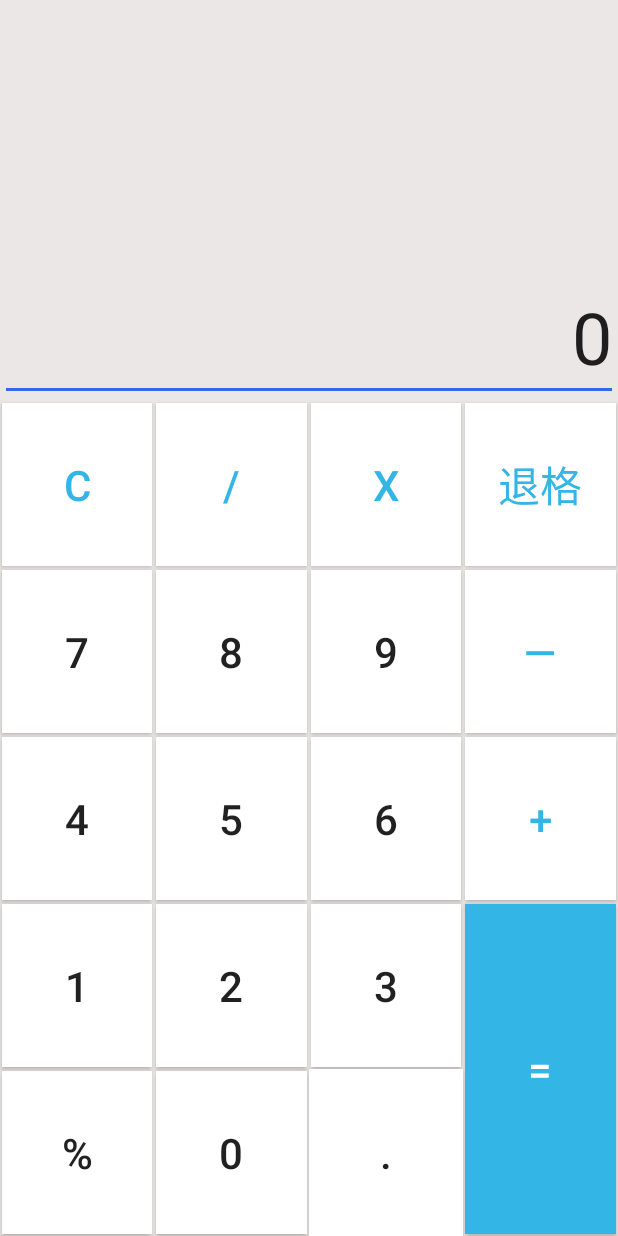
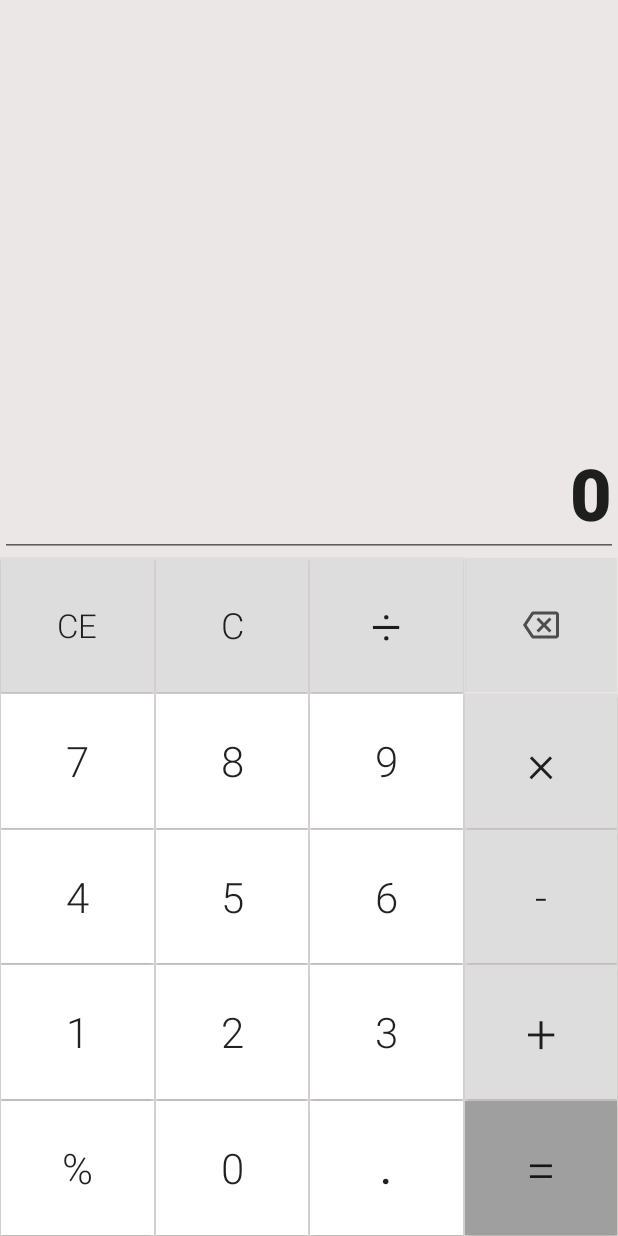
Before and after one commit to spianmo/AndroidExample, an Android app: the layout activity_calculator.xml on its own in the app's theme, with its tools: preview values and no code run, on a phone screen of 412 x 824 dp. Run offline under Robolectric (Android 15) with nearby library versions, the light colour scheme and no system bars.

Commit message:
Grid布局仿Win10风格计算器，使用aviator引擎求值，100行代码实现一个现代的计算器，支持连续计算，上一次计算结果作为下一次参数计算。

```diff
--- a/app/build.gradle
+++ b/app/build.gradle
@@ -34,7 +34,8 @@ dependencies {
     implementation 'com.google.android.material:material:1.3.0'
     implementation 'androidx.constraintlayout:constraintlayout:2.0.4'
     implementation 'com.eminayar.panterdialog:panter-dialog:0.0.2.1'
-    implementation 'com.googlecode.aviator:aviator:5.2.4'
+    // https://mvnrepository.com/artifact/com.googlecode.aviator/aviator
+    implementation group: 'com.googlecode.aviator', name: 'aviator', version: '3.3.0'
     testImplementation 'junit:junit:4.13.2'
     androidTestImplementation 'androidx.test.ext:junit:1.1.2'
     androidTestImplementation 'androidx.test.espresso:espresso-core:3.3.0'
--- a/app/src/main/AndroidManifest.xml
+++ b/app/src/main/AndroidManifest.xml
@@ -18,8 +18,8 @@
             </intent-filter>
         </activity>
         <activity
-            android:name=".CauActivity"
-            android:label="计算器">
+            android:name=".CalculatorActivity"
+            android:label="Calculator">
             <intent-filter>
                 <action android:name="android.intent.action.MAIN" />
 
--- a/app/src/main/java/com/kirito/androidexample/CauActivity.java
+++ /dev/null
@@ -1,14 +0,0 @@
-package com.kirito.androidexample;
-
-import android.os.Bundle;
-
-import androidx.appcompat.app.AppCompatActivity;
-
-public class CauActivity extends AppCompatActivity {
-
-    @Override
-    protected void onCreate(Bundle savedInstanceState) {
-        super.onCreate(savedInstanceState);
-        setContentView(R.layout.activity_gridlayout);
-    }
-}
--- a/app/src/main/java/com/kirito/androidexample/MainActivity.java
+++ b/app/src/main/java/com/kirito/androidexample/MainActivity.java
@@ -85,7 +85,7 @@ public class MainActivity extends AppCompatActivity {
                 edPassword.setText("");
                 edPassword.requestFocus();
             } else {
-                startActivity(new Intent(this, CauActivity.class));
+                startActivity(new Intent(this, CalculatorActivity.class));
                 finish();
             }
         });
--- /dev/null
+++ b/app/src/main/res/drawable/ic_outline_backspace_24.xml
@@ -0,0 +1,11 @@
+<vector android:autoMirrored="true"
+    android:height="24dp"
+    android:tint="#4D4D4D"
+    android:viewportHeight="24"
+    android:viewportWidth="24"
+    android:width="24dp"
+    xmlns:android="http://schemas.android.com/apk/res/android">
+    <path
+        android:fillColor="@android:color/white"
+        android:pathData="M22,3L7,3c-0.69,0 -1.23,0.35 -1.59,0.88L0,12l5.41,8.11c0.36,0.53 0.9,0.89 1.59,0.89h15c1.1,0 2,-0.9 2,-2L24,5c0,-1.1 -0.9,-2 -2,-2zM22,19L7.07,19L2.4,12l4.66,-7L22,5v14zM10.41,17L14,13.41 17.59,17 19,15.59 15.41,12 19,8.41 17.59,7 14,10.59 10.41,7 9,8.41 12.59,12 9,15.59z" />
+</vector>
--- a/app/src/main/res/layout/activity_gridlayout.xml
+++ b/app/src/main/res/layout/activity_calculator.xml
@@ -4,70 +4,78 @@
     android:layout_height="match_parent"
     android:background="#ece7e7"
     android:columnCount="4"
-    android:rowCount="6"
-    android:orientation="horizontal">
+    android:orientation="horizontal"
+    android:rowCount="7">
 
     <EditText
-        android:id="@+id/tv_result"
-        android:layout_rowWeight="3"
+        android:id="@+id/ed_result"
+        android:layout_rowWeight="7"
         android:layout_columnSpan="4"
         android:layout_columnWeight="4"
+        android:focusable="false"
+        android:fontFamily="sans-serif-black"
         android:gravity="end|bottom"
         android:text="0"
-        android:textSize="48sp"
-        android:inputType="number" />
+        android:textSize="48sp" />
+
+
+    <Button
+        android:id="@+id/btn_ce"
+        android:layout_rowWeight="1"
+        android:layout_columnWeight="1"
+        android:layout_margin="0.5dp"
+        android:background="#DDDDDD"
+        android:fontFamily="sans-serif-light"
+        android:gravity="center"
+        android:onClick="clearError"
+        android:text="CE"
+        android:textSize="22sp" />
 
     <Button
         android:id="@+id/btn_c"
         android:layout_rowWeight="1"
         android:layout_columnWeight="1"
-        android:layout_margin="1dp"
-        android:background="#ffffff"
+        android:layout_margin="0.5dp"
+        android:background="#DDDDDD"
+        android:fontFamily="sans-serif-light"
         android:gravity="center"
+        android:onClick="clear"
         android:text="C"
-        android:textColor="@android:color/holo_blue_light"
-        android:textSize="28sp" />
+        android:textSize="24sp" />
 
     <Button
-        android:id="@+id/btn_divide"
+        android:id="@+id/btn_except"
         android:layout_rowWeight="1"
         android:layout_columnWeight="1"
-        android:layout_margin="1dp"
-        android:background="#ffffff"
+        android:layout_margin="0.5dp"
+        android:background="#DDDDDD"
+        android:fontFamily="sans-serif-light"
         android:gravity="center"
-        android:text="/"
-        android:textColor="@android:color/holo_blue_light"
-        android:textSize="28sp" />
+        android:onClick="inputFormula"
+        android:text="÷"
+        android:textSize="36sp" />
 
-    <Button
-        android:id="@+id/btn_multipy"
-        android:layout_rowWeight="1"
-        android:layout_columnWeight="1"
-        android:layout_margin="1dp"
-        android:background="#ffffff"
-        android:gravity="center"
-        android:text="x"
-        android:textColor="@android:color/holo_blue_light"
-        android:textSize="28sp" />
-
-    <Button
+    <ImageButton
         android:id="@+id/btn_back"
         android:layout_rowWeight="1"
         android:layout_columnWeight="1"
-        android:layout_margin="1dp"
-        android:background="#ffffff"
+        android:layout_margin="0.5dp"
+        android:background="#DDDDDD"
         android:gravity="center"
-        android:text="退格"
-        android:textColor="@android:color/holo_blue_light"
+        android:onClick="backspace"
+        android:src="@drawable/ic_outline_backspace_24"
         android:textSize="28sp" />
+
 
     <Button
         android:id="@+id/btn_7"
         android:layout_rowWeight="1"
         android:layout_columnWeight="1"
-        android:layout_margin="1dp"
+        android:layout_margin="0.5dp"
         android:background="#ffffff"
+        android:fontFamily="sans-serif-light"
         android:gravity="center"
+        android:onClick="inputFormula"
         android:text="7"
         android:textSize="28sp" />
 
@@ -75,9 +83,11 @@
         android:id="@+id/btn_8"
         android:layout_rowWeight="1"
         android:layout_columnWeight="1"
-        android:layout_margin="1dp"
+        android:layout_margin="0.5dp"
         android:background="#ffffff"
+        android:fontFamily="sans-serif-light"
         android:gravity="center"
+        android:onClick="inputFormula"
         android:text="8"
         android:textSize="28sp" />
 
@@ -85,30 +95,35 @@
         android:id="@+id/btn_9"
         android:layout_rowWeight="1"
         android:layout_columnWeight="1"
-        android:layout_margin="1dp"
+        android:layout_margin="0.5dp"
         android:background="#ffffff"
+        android:fontFamily="sans-serif-light"
         android:gravity="center"
+        android:onClick="inputFormula"
         android:text="9"
         android:textSize="28sp" />
 
     <Button
-        android:id="@+id/btn_minus"
+        android:id="@+id/btn_multiply"
         android:layout_rowWeight="1"
         android:layout_columnWeight="1"
-        android:layout_margin="1dp"
-        android:background="#ffffff"
+        android:layout_margin="0.5dp"
+        android:background="#DDDDDD"
+        android:fontFamily="sans-serif-light"
         android:gravity="center"
-        android:text="—"
-        android:textColor="@android:color/holo_blue_light"
-        android:textSize="28sp" />
+        android:onClick="inputFormula"
+        android:text="×"
+        android:textSize="36sp" />
 
     <Button
         android:id="@+id/btn_4"
         android:layout_rowWeight="1"
         android:layout_columnWeight="1"
-        android:layout_margin="1dp"
+        android:layout_margin="0.5dp"
         android:background="#ffffff"
+        android:fontFamily="sans-serif-light"
         android:gravity="center"
+        android:onClick="inputFormula"
         android:text="4"
         android:textSize="28sp" />
 
@@ -116,9 +131,11 @@
         android:id="@+id/btn_5"
         android:layout_rowWeight="1"
         android:layout_columnWeight="1"
-        android:layout_margin="1dp"
+        android:layout_margin="0.5dp"
         android:background="#ffffff"
+        android:fontFamily="sans-serif-light"
         android:gravity="center"
+        android:onClick="inputFormula"
         android:text="5"
         android:textSize="28sp" />
 
@@ -126,30 +143,35 @@
         android:id="@+id/btn_6"
         android:layout_rowWeight="1"
         android:layout_columnWeight="1"
-        android:layout_margin="1dp"
+        android:layout_margin="0.5dp"
         android:background="#ffffff"
+        android:fontFamily="sans-serif-light"
         android:gravity="center"
+        android:onClick="inputFormula"
         android:text="6"
         android:textSize="28sp" />
 
     <Button
-        android:id="@+id/btn_add"
+        android:id="@+id/btn_minus"
         android:layout_rowWeight="1"
         android:layout_columnWeight="1"
-        android:layout_margin="1dp"
-        android:background="#ffffff"
+        android:layout_margin="0.5dp"
+        android:background="#DDDDDD"
+        android:fontFamily="sans-serif-light"
         android:gravity="center"
-        android:text="+"
-        android:textColor="@android:color/holo_blue_light"
+        android:onClick="inputFormula"
+        android:text="-"
         android:textSize="28sp" />
 
     <Button
         android:id="@+id/btn_1"
         android:layout_rowWeight="1"
         android:layout_columnWeight="1"
-        android:layout_margin="1dp"
+        android:layout_margin="0.5dp"
         android:background="#ffffff"
+        android:fontFamily="sans-serif-light"
         android:gravity="center"
+        android:onClick="inputFormula"
         android:text="1"
         android:textSize="28sp" />
 
@@ -157,9 +179,11 @@
         android:id="@+id/btn_2"
         android:layout_rowWeight="1"
         android:layout_columnWeight="1"
-        android:layout_margin="1dp"
+        android:layout_margin="0.5dp"
         android:background="#ffffff"
+        android:fontFamily="sans-serif-light"
         android:gravity="center"
+        android:onClick="inputFormula"
         android:text="2"
         android:textSize="28sp" />
 
@@ -167,31 +191,36 @@
         android:id="@+id/btn_3"
         android:layout_rowWeight="1"
         android:layout_columnWeight="1"
-        android:layout_margin="1dp"
+        android:layout_margin="0.5dp"
         android:background="#ffffff"
+        android:fontFamily="sans-serif-light"
         android:gravity="center"
+        android:onClick="inputFormula"
         android:text="3"
         android:textSize="28sp" />
 
     <Button
-        android:id="@+id/btn_equal"
-        android:layout_rowSpan="2"
+        android:id="@+id/btn_add"
         android:layout_rowWeight="1"
         android:layout_columnWeight="1"
-        android:layout_margin="1dp"
-        android:background="@android:color/holo_blue_light"
+        android:layout_margin="0.5dp"
+        android:background="#DDDDDD"
+        android:fontFamily="sans-serif-light"
         android:gravity="center"
-        android:text="="
-        android:textColor="#ffffff"
-        android:textSize="28sp" />
+        android:onClick="inputFormula"
+        android:text="+"
+        android:textSize="36sp" />
+
 
     <Button
         android:id="@+id/btn_percent"
         android:layout_rowWeight="1"
         android:layout_columnWeight="1"
-        android:layout_margin="1dp"
+        android:layout_margin="0.5dp"
         android:background="#ffffff"
+        android:fontFamily="sans-serif-light"
         android:gravity="center"
+        android:onClick="processPercent"
         android:text="%"
         android:textSize="28sp" />
 
@@ -199,9 +228,11 @@
         android:id="@+id/btn_0"
         android:layout_rowWeight="1"
         android:layout_columnWeight="1"
-        android:layout_margin="1dp"
+        android:layout_margin="0.5dp"
         android:background="#ffffff"
+        android:fontFamily="sans-serif-light"
         android:gravity="center"
+        android:onClick="inputFormula"
         android:text="0"
         android:textSize="28sp" />
 
@@ -209,9 +240,23 @@
         android:id="@+id/btn_point"
         android:layout_rowWeight="1"
         android:layout_columnWeight="1"
+        android:layout_margin="0.5dp"
         android:background="#ffffff"
         android:gravity="center"
+        android:onClick="processDot"
         android:text="."
         android:textSize="28sp" />
 
+    <Button
+        android:id="@+id/btn_equal"
+        android:layout_rowWeight="1"
+        android:layout_columnWeight="1"
+        android:layout_margin="0.5dp"
+        android:background="#9F9F9F"
+        android:fontFamily="sans-serif-light"
+        android:gravity="center"
+        android:onClick="calculate"
+        android:text="="
+        android:textSize="36sp" />
+
 </GridLayout>
```
Also changed, not shown: app/src/main/java/com/kirito/androidexample/CalculatorActivity.java (added, +143 -0 lines).
